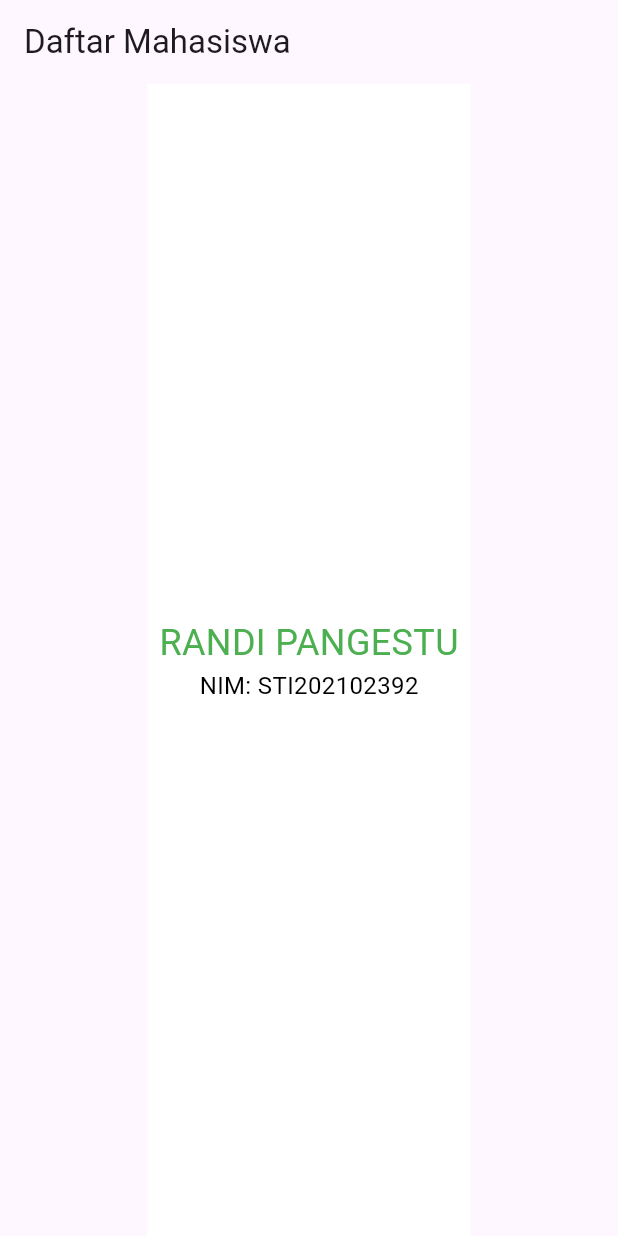
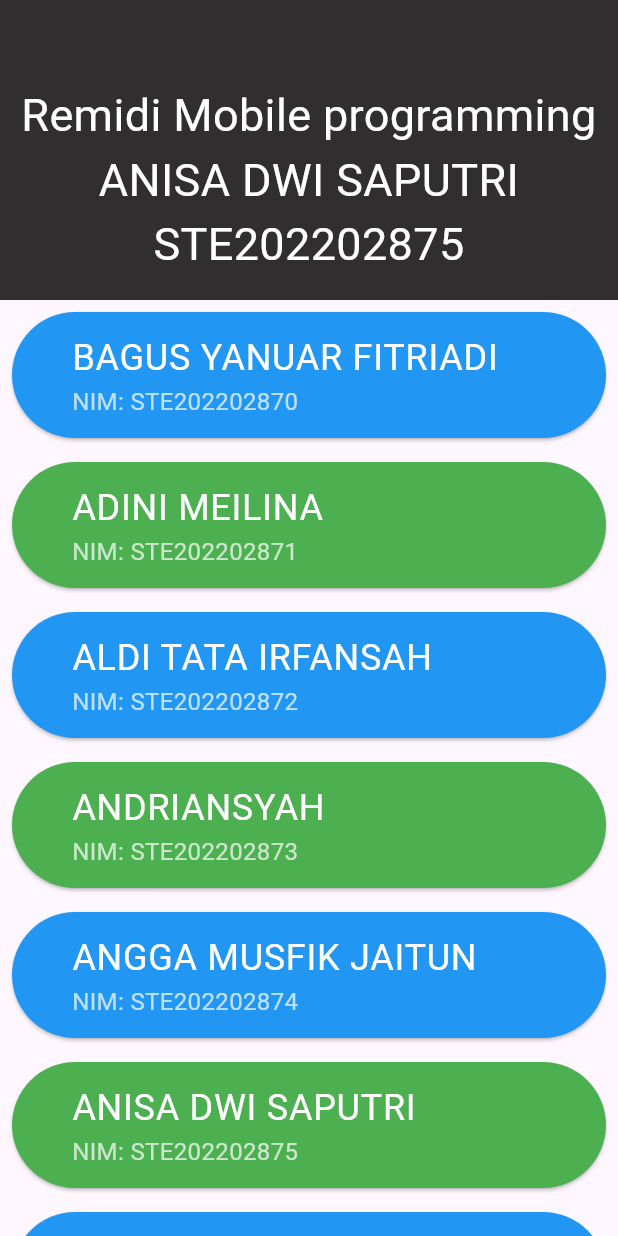
Before and after one commit to anisa-dwi-saputri/remidi_mobileprogramming, a Flutter app: the screen it shows after launch, on a phone screen of 412 x 824 dp. Run offline on Flutter 3.47's test engine with Material 3 defaults, Android fonts, the phone set to English and light mode, and no system bars.

Commit message:
first commit

```diff
--- a/lib/main.dart
+++ b/lib/main.dart
@@ -1,5 +1,4 @@
 import 'package:flutter/material.dart';
-import 'dart:async';
 
 void main() {
   runApp(const MyApp());
@@ -32,72 +31,71 @@ class MyHomePage extends StatefulWidget {
 
 class _MyHomePageState extends State<MyHomePage> {
   final List<Map<String, String>> mahasiswa = [
-    {'nama': 'YUSUF JAUHAR ALIF FAQIH', 'nim': 'STI202102390'},
-    {'nama': 'FEBRY ADI PRATAMA', 'nim': 'STI202102391'},
-    {'nama': 'RANDI PANGESTU', 'nim': 'STI202102392'},
-    {'nama': 'SEPTIASIH NUR INAYAH', 'nim': 'STI202102393'},
-    {'nama': 'WILSYA NURALISA', 'nim': 'STI202102394'},
+    {'nama': 'BAGUS YANUAR FITRIADI', 'nim': 'STE202202870'},
+    {'nama': 'ADINI MEILINA', 'nim': 'STE202202871'},
+    {'nama': 'ALDI TATA IRFANSAH', 'nim': 'STE202202872'},
+    {'nama': 'ANDRIANSYAH', 'nim': 'STE202202873'},
+    {'nama': 'ANGGA MUSFIK JAITUN	', 'nim': 'STE202202874'},
+    {'nama': 'ANISA DWI SAPUTRI	', 'nim': 'STE202202875'}, // Anda di nomor 6
+    {'nama': 'AYUB DWI SURYO ', 'nim': 'STE202202876'},
+    {'nama': 'BAGAS TRI PURWOKO', 'nim': 'STE202202877'},
+    {'nama': 'CYNDI YUNI NOVITASARI', 'nim': 'STE202202878'},
+    {'nama': 'DESTI PUSPANINGRUM', 'nim': 'STE202202879'},
+    {'nama': 'DIAN NANDA ELISMA', 'nim': 'STE202202880'},
   ];
-
-  int _currentIndex = 0;
-  late Timer _timer;
-  final List<Color> _colors = [
-    Colors.red,
-    Colors.blue,
-    Colors.green,
-    Colors.orange,
-    Colors.purple,
-  ];
-  Color _currentColor = Colors.black;
-
-  @override
-  void initState() {
-    super.initState();
-    _currentColor = _colors[_currentIndex];
-    _timer = Timer.periodic(const Duration(seconds: 1), (timer) {
-      setState(() {
-        _currentIndex = (_currentIndex + 1) % mahasiswa.length;
-        _currentColor = _colors[_currentIndex];
-      });
-    });
-  }
-
-  @override
-  void dispose() {
-    _timer.cancel();
-    super.dispose();
-  }
 
   @override
   Widget build(BuildContext context) {
     return Scaffold(
-      appBar: AppBar(
-        title: Text(widget.title),
-      ),
-      body: Center(
-        child: Container(
-          color: Colors.white,
-          padding: const EdgeInsets.all(8.0),
-          child: Column(
-            mainAxisAlignment: MainAxisAlignment.center,
-            children: [
-              Text(
-                mahasiswa[_currentIndex]['nama']!,
-                style: TextStyle(
-                  fontSize: 24,
-                  color: _currentColor,
+      body: CustomScrollView(
+        slivers: [
+          SliverAppBar(
+            pinned: true,
+            expandedHeight: 200.0,
+            flexibleSpace: FlexibleSpaceBar(
+              background: Container(
+                color: Color.fromARGB(255, 48, 46, 46),
+                child: Center(
+                  child: Padding(
+                    padding: const EdgeInsets.only(top: 40.0), // Jarak dengan teks atasnya
+                    child: Text(
+                      'Remidi Mobile programming ANISA DWI SAPUTRI STE202202875',
+                      textAlign: TextAlign.center,
+                      style: TextStyle(fontSize: 30, color: Colors.white),
+                    ),
+                  ),
                 ),
               ),
-              Text(
-                'NIM: ${mahasiswa[_currentIndex]['nim']}',
-                style: const TextStyle(
-                  fontSize: 16,
-                  color: Colors.black,
-                ),
-              ),
-            ],
+            ),
           ),
-        ),
+          SliverList(
+            delegate: SliverChildBuilderDelegate(
+              (BuildContext context, int index) {
+                return Container(
+                  padding: EdgeInsets.all(8.0),
+                  height: 100.0,
+                  child: ElevatedButton(
+                    onPressed: () {},
+                    style: ElevatedButton.styleFrom(
+                      backgroundColor: index % 2 == 0 ? Colors.blue : Colors.green,
+                    ),
+                    child: ListTile(
+                      title: Text(
+                        mahasiswa[index]['nama']!,
+                        style: const TextStyle(fontSize: 24, color: Colors.white),
+                      ),
+                      subtitle: Text(
+                        'NIM: ${mahasiswa[index]['nim']}',
+                        style: const TextStyle(fontSize: 16, color: Colors.white70),
+                      ),
+                    ),
+                  ),
+                );
+              },
+              childCount: mahasiswa.length,
+            ),
+          ),
+        ],
       ),
     );
   }
```
